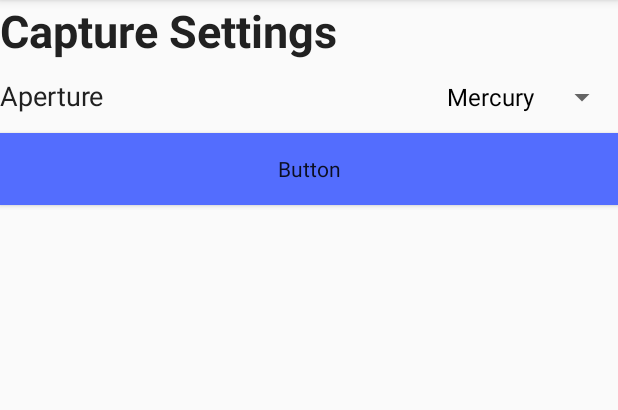
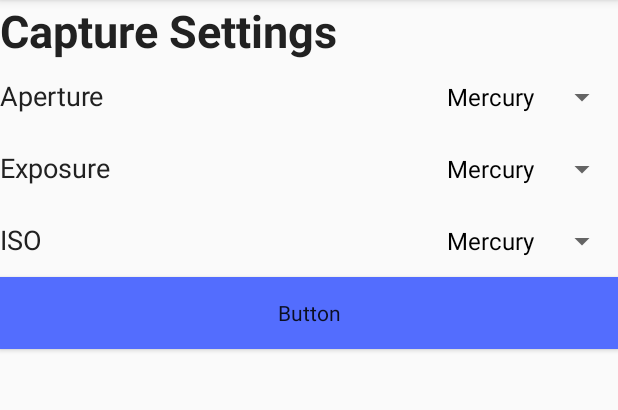
Before and after one commit to bobbutnotbob/AstroPi, an Android app: the screen it shows after launch (MainActivity), on a phone screen of 412 x 824 dp, the part 84-494 px from its top. Run offline under Robolectric (Android 15) with nearby library versions, the phone set to English and light mode, and no system bars.

Commit message:
+Added a few more example dropdown selectors

```diff
--- a/app/src/main/java/com/example/astropi/MainActivity.java
+++ b/app/src/main/java/com/example/astropi/MainActivity.java
@@ -13,10 +13,16 @@ public class MainActivity extends AppCompatActivity {
     protected void onCreate(Bundle savedInstanceState) {
         super.onCreate(savedInstanceState);
         setContentView(R.layout.activity_main);
-        Spinner spinner = (Spinner) findViewById(R.id.spinner);
+
+        Spinner aperture_dropdown = (Spinner) findViewById(R.id.aperture_dropdown);
+        Spinner exposure_dropdown = (Spinner) findViewById(R.id.exposure_dropdown);
+        Spinner iso_dropdown = (Spinner) findViewById(R.id.iso_dropdown);
+
         ArrayAdapter<CharSequence> adapter = ArrayAdapter.createFromResource(this, R.array.planets_array, android.R.layout.simple_spinner_dropdown_item);
         adapter.setDropDownViewResource(android.R.layout.simple_spinner_dropdown_item);
-        spinner.setAdapter(adapter);
+        aperture_dropdown.setAdapter(adapter);
+        exposure_dropdown.setAdapter(adapter);
+        iso_dropdown.setAdapter(adapter);
     }
 
     public void sendMessage(View view) {
--- a/app/src/main/res/layout/activity_main.xml
+++ b/app/src/main/res/layout/activity_main.xml
@@ -31,11 +31,61 @@
             android:textColor="@color/colorPrimaryText"
             android:textSize="18sp"/>
         <Space
-            android:layout_width="match_parent"
+            android:layout_width="0dp"
             android:layout_height="0dp"
             android:layout_weight="1"/>
         <Spinner
-            android:id="@+id/spinner"
+            android:id="@+id/aperture_dropdown"
+            android:layout_width="wrap_content"
+            android:layout_height="wrap_content"
+            android:gravity="end"/>
+
+    </LinearLayout>
+
+    <LinearLayout
+        android:layout_width="match_parent"
+        android:layout_height="wrap_content"
+        android:orientation="horizontal">
+
+        <TextView
+            android:id="@+id/exposure"
+            android:layout_width="wrap_content"
+            android:layout_height="wrap_content"
+            android:text="Exposure"
+            android:textAppearance="@style/TextAppearance.AppCompat.Display1"
+            android:textColor="@color/colorPrimaryText"
+            android:textSize="18sp"/>
+        <Space
+            android:layout_width="0dp"
+            android:layout_height="0dp"
+            android:layout_weight="1"/>
+        <Spinner
+            android:id="@+id/exposure_dropdown"
+            android:layout_width="wrap_content"
+            android:layout_height="wrap_content"
+            android:gravity="end"/>
+
+    </LinearLayout>
+
+    <LinearLayout
+        android:layout_width="match_parent"
+        android:layout_height="wrap_content"
+        android:orientation="horizontal">
+
+        <TextView
+            android:id="@+id/iso"
+            android:layout_width="wrap_content"
+            android:layout_height="wrap_content"
+            android:text="ISO"
+            android:textAppearance="@style/TextAppearance.AppCompat.Display1"
+            android:textColor="@color/colorPrimaryText"
+            android:textSize="18sp"/>
+        <Space
+            android:layout_width="0dp"
+            android:layout_height="0dp"
+            android:layout_weight="1"/>
+        <Spinner
+            android:id="@+id/iso_dropdown"
             android:layout_width="wrap_content"
             android:layout_height="wrap_content"
             android:gravity="end"/>
```
